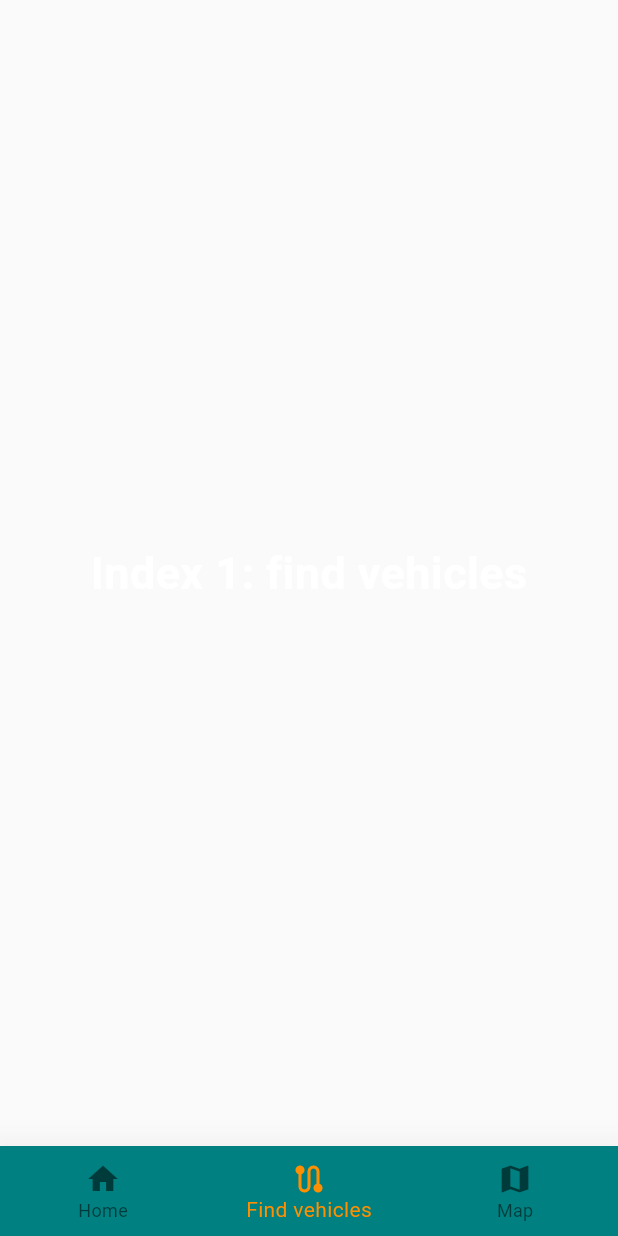
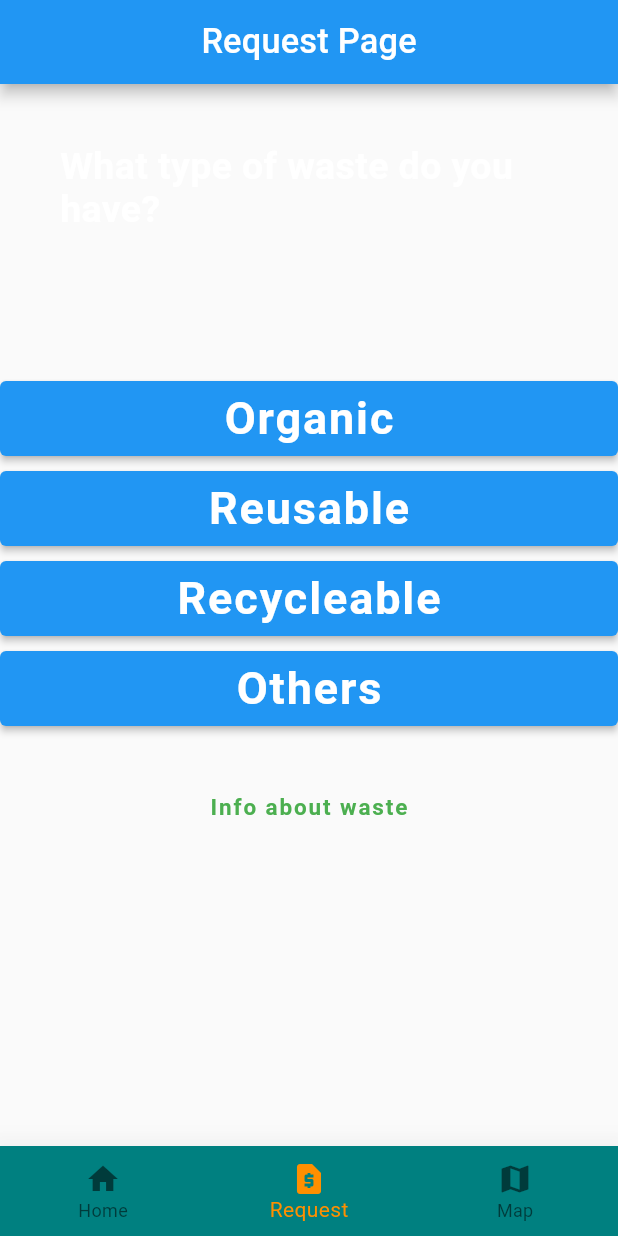
Before and after one commit to Yogeshpanta/nadir, a Flutter app: the BottomNavBar screen opened directly, item 2 of the bottom bar chosen, on a phone screen of 412 x 824 dp. Run offline on Flutter 3.47's test engine with Material 2 defaults, Android fonts, the light colour scheme and no system bars; our stand-ins replace flutter_map, flutter_screenutil.

Commit message:
modified the request page

```diff
--- /dev/null
+++ b/lib/Request.dart
@@ -0,0 +1,112 @@
+import 'package:flutter/material.dart';
+
+class RequestForGarbage extends StatelessWidget{
+  Widget build(BuildContext context){
+    return Scaffold(
+      appBar: AppBar(
+        automaticallyImplyLeading: true,
+        title: const Text('Request Page'),
+        centerTitle: true,
+      ),
+      body: Column(
+        children: [const
+          Padding(padding:EdgeInsets.only(top: 40,left: 40,
+          right: 40) ,
+          child: Text('What type of waste do you have?',
+          style: TextStyle(fontWeight: FontWeight.bold,
+          fontSize: 25),),),
+
+
+          Padding(
+            padding:  const EdgeInsets.only(top:100),
+            child: ElevatedButton(
+              //tooltip: 'Show Snackbar',
+              onPressed: () {
+                ScaffoldMessenger.of(context).showSnackBar(
+                    const SnackBar(content:
+                    Text('Thank you, you will be notified soon..')));
+              },
+                child: Container(
+                  height: 50,
+                  alignment: Alignment.center,
+                  child: const Text('Organic',
+                      style: TextStyle(fontWeight: FontWeight.bold,
+                          fontSize: 30)),
+                ),
+
+            ),
+          ),
+
+          Padding(
+            padding:  const EdgeInsets.only(top:10),
+            child: ElevatedButton(
+              //tooltip: 'Show Snackbar',
+              onPressed: () {
+                ScaffoldMessenger.of(context).showSnackBar(
+                    const SnackBar(content:
+                    Text('Thank you, you will be notified soon..')));
+              },
+              child: Container(
+                height: 50,
+                alignment: Alignment.center,
+                child: const Text('Reusable',
+                    style: TextStyle(fontWeight: FontWeight.bold,
+                        fontSize: 30)),
+              ),
+
+            ),
+          ),
+          Padding(
+            padding:  const EdgeInsets.only(top:10),
+            child: ElevatedButton(
+              //tooltip: 'Show Snackbar',
+              onPressed: () {
+                ScaffoldMessenger.of(context).showSnackBar(
+                    const SnackBar(content:
+                    Text('Thank you, you will be notified soon..')));
+              },
+              child: Container(
+                //color: Color(0xff008080),
+                height: 50,
+                alignment: Alignment.center,
+                child: const Text('Recycleable',
+                    style: TextStyle(fontWeight: FontWeight.bold,
+                        fontSize: 30)),
+              ),
+
+            ),
+          ),
+          Padding(
+            padding:  const EdgeInsets.only(top:10),
+            child: ElevatedButton(
+              //tooltip: 'Show Snackbar',
+              onPressed: () {
+                ScaffoldMessenger.of(context).showSnackBar(
+                    const SnackBar(content:
+                    Text('Thank you, you will be notified soon..')));
+              },
+              child: Container(
+                height: 50,
+                alignment: Alignment.center,
+                child: const Text('Others',
+
+                style: TextStyle(fontWeight: FontWeight.bold,
+                fontSize: 30)),
+              ),
+
+            ),
+          ),
+
+          const Padding(
+            padding: EdgeInsets.only(top: 30),
+            child: TextButton(onPressed: null,
+                child: Text('Info about waste', style:
+                  TextStyle(color: Colors.green, fontSize: 15, fontWeight:
+                  FontWeight.bold),)),
+          )
+
+        ],
+      ),
+    );
+  }
+}
--- a/lib/bottom_nav_bar/bottom_nav_bar.dart
+++ b/lib/bottom_nav_bar/bottom_nav_bar.dart
@@ -1,4 +1,6 @@
 import 'package:flutter/material.dart';
+import 'package:uzme/Request.dart';
+//import 'package:uzme/bottom_nav_bar/RequestForm.dart';
 //import 'package:uzme/home_page/home_page.dart';
 import 'package:uzme/home_page/home_page_one.dart';
 
@@ -15,10 +17,7 @@ class _BottomNavBarState extends State<BottomNavBar> {
   TextStyle(fontSize: 30, fontWeight: FontWeight.bold);
   static  final List<Widget> _widgetOptions = <Widget>[
     MyHomePage(),
-    const Text(
-      'Index 1: find vehicles',
-      style: optionStyle,
-    ),
+    RequestForGarbage(),
     const Text(
       'Index 2: Map',
       style: optionStyle,
@@ -51,8 +50,8 @@ class _BottomNavBarState extends State<BottomNavBar> {
               label: 'Home',
             ),
             BottomNavigationBarItem(
-              icon: Icon(Icons.route),
-              label: 'Find vehicles',
+              icon: Icon(Icons.request_page),
+              label: 'Request',
             ),
             BottomNavigationBarItem(
               icon: Icon(Icons.map),
--- /dev/null
+++ b/lib/bottom_nav_bar/maps/my_maps.dart
@@ -0,0 +1 @@
+import 'package:flutter_map/flutter_map.dart';
--- a/lib/donations/categories_screen.dart
+++ b/lib/donations/categories_screen.dart
@@ -20,6 +20,7 @@ class CategoriesScreen extends StatelessWidget{
             crossAxisSpacing: 20),
         children: DUMMY_CATEGORIES.map((catData)=>CategoryItem(
             catData.id,catData.title, catData.color)).toList(),
+
       ),
     );
   }
--- a/lib/donations/category.dart
+++ b/lib/donations/category.dart
@@ -5,8 +5,10 @@ class Category{
   final String title;
   final Color color;
 
-   Category({
+
+  const Category({
     required this.id,
     required this.title,
-    this.color= Colors.blue});
+    this.color= Colors.blue,
+     });
 }
--- a/lib/donations/category_item.dart
+++ b/lib/donations/category_item.dart
@@ -6,6 +6,7 @@ class CategoryItem extends StatelessWidget{
   final String id;
   final String title;
   final Color color;
+
   void selectCategory(BuildContext context) {
     Navigator.of(context).push(MaterialPageRoute(
         builder: (_){
@@ -21,6 +22,7 @@ class CategoryItem extends StatelessWidget{
       child:  Container(
         padding: const EdgeInsets.all(15),
         decoration: BoxDecoration(
+
           gradient: LinearGradient(
             colors: [color.withOpacity(0.7), color,],
             begin: Alignment.topLeft,
--- a/lib/donations/give.dart
+++ b/lib/donations/give.dart
@@ -4,7 +4,7 @@ class GivePage extends StatelessWidget{
   Widget build(BuildContext context){
     return Scaffold(
       appBar: AppBar(
-        title: Text('Give to others'),
+        title: const Text('Give to others'),
       ),
     );
   }
--- a/lib/main.dart
+++ b/lib/main.dart
@@ -1,6 +1,7 @@
 import 'package:flutter/material.dart';
 import 'package:flutter_screenutil/flutter_screenutil.dart';
-import 'package:uzme/home_page/general_info.dart';
+//import 'package:uzme/home_page/general_info.dart';
+import 'package:uzme/sign_log_in_page/sign_in_page.dart';
 //import 'package:uzme/home_page/general_info.dart';
 //import 'package:uzme/home_page/home_page_one.dart';
 //import 'package:uzme/sign_log_in_page/sign_in_page.dart';
@@ -26,7 +27,7 @@ class MyApp extends StatelessWidget {
             primarySwatch: Colors.blue,
             textTheme: Typography.englishLike2018.apply(fontSizeFactor: 1.sp),
           ),
-          home:  GeneralInfo(),
+          home:  SignUpPage(),
         );
       },
     );
--- a/pubspec.yaml
+++ b/pubspec.yaml
@@ -29,6 +29,7 @@ environment:
 dependencies:
   flutter:
     sdk: flutter
+  http: ^0.13.4
 
 
   # The following adds the Cupertino Icons font to your application.
@@ -46,6 +47,7 @@ dev_dependencies:
   # package. See that file for information about deactivating specific lint
   # rules and activating additional ones.
   flutter_lints: ^2.0.0
+  flutter_map: ^1.1.0 # for maps
 
 # For information on the generic Dart part of this file, see the
 # following page: https://dart.dev/tools/pub/pubspec
@@ -64,6 +66,10 @@ flutter:
      - assets/images/give.png
      - assets/images/receive.png
      - assets/images/logo.png
+     - assets/images/organic.png
+     - assets/images/reusable.jpg
+     - assets/images/recycleable.png
+     - assets/images/others.png
 
   # An image asset can refer to one or more resolution-specific "variants", see
   # https://flutter.dev/assets-and-images/#resolution-aware
```
Also changed, not shown: lib/bottom_nav_bar/RequestForm.dart (added, +61 -0 lines), lib/donations/dummy_data.dart (+10 -0 lines), lib/home_page/donate.dart (+13 -2 lines), lib/home_page/home_page_one.dart (+75 -36 lines), assets/images/organic.png (added), assets/images/others.png (added), assets/images/recycleable.png (added), assets/images/reusable.jpg (added), pubspec.lock, 3 other files.
